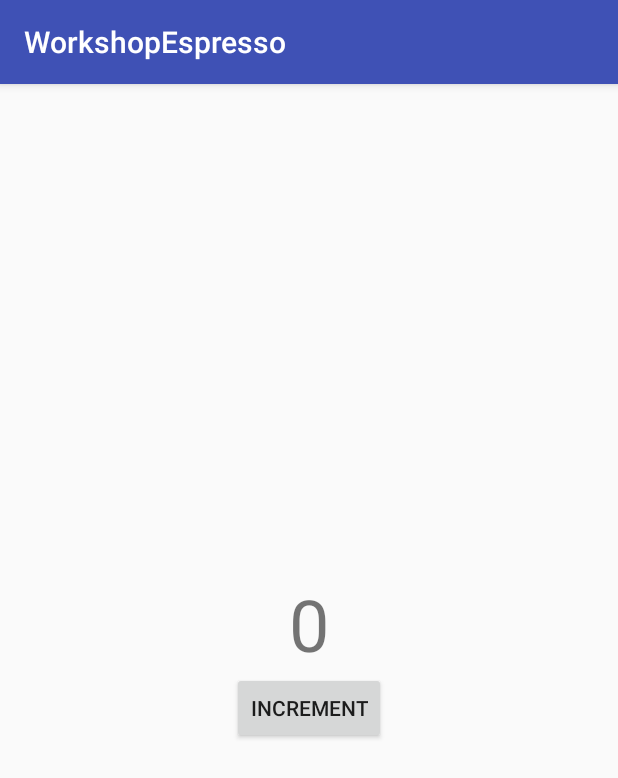
After one commit to up1/course-automated-testing-for-android-app, an Android app: the RotateScreenActivity screen opened directly, with no data from a screen before it, on a phone screen of 412 x 824 dp. The commit adds this screen. Shown: the top 778 px of the screen. Run offline under Robolectric (Android 15) with nearby library versions, the phone set to English and light mode, and no system bars.

Commit message:
Demo espresso with rotate screen

```diff
--- a/demo/WorkshopEspresso/app/src/main/AndroidManifest.xml
+++ b/demo/WorkshopEspresso/app/src/main/AndroidManifest.xml
@@ -20,6 +20,7 @@
         <activity android:name=".HelloActivity" />
         <activity android:name=".ToolbarActivity" />
         <activity android:name=".NumberListviewActivity" />
+        <activity android:name=".RotateScreenActivity"></activity>
     </application>
 
 </manifest>
--- a/demo/WorkshopEspresso/app/src/main/java/demo/somkiat/workshopespresso/MainActivity.java
+++ b/demo/WorkshopEspresso/app/src/main/java/demo/somkiat/workshopespresso/MainActivity.java
@@ -29,4 +29,8 @@ public class MainActivity extends AppCompatActivity {
     }
 
 
+    public void rotateScreen(View view) {
+        Intent intent = new Intent(this, RotateScreenActivity.class);
+        startActivity(intent);
+    }
 }
--- /dev/null
+++ b/demo/WorkshopEspresso/app/src/main/java/demo/somkiat/workshopespresso/RotateScreenActivity.java
@@ -0,0 +1,41 @@
+package demo.somkiat.workshopespresso;
+
+import android.os.Bundle;
+import android.support.v7.app.AppCompatActivity;
+import android.view.View;
+import android.widget.TextView;
+
+public class RotateScreenActivity extends AppCompatActivity {
+
+    private static final String KEY_COUNT = "count";
+
+    private int count = 0;
+    private TextView countView;
+
+    @Override
+    protected void onCreate(Bundle savedInstanceState) {
+        super.onCreate(savedInstanceState);
+        setContentView(R.layout.activity_rotate_screen);countView = (TextView) findViewById(R.id.count);
+
+        if (savedInstanceState != null) {
+            count = savedInstanceState.getInt(KEY_COUNT, 0);
+        }
+
+        updateCount();
+    }
+
+    @Override
+    protected void onSaveInstanceState(Bundle outState) {
+        super.onSaveInstanceState(outState);
+        outState.putInt(KEY_COUNT, count);
+    }
+
+    public void increment(View v) {
+        count += 1;
+        updateCount();
+    }
+
+    private void updateCount() {
+        countView.setText(String.valueOf(count));
+    }
+}
--- /dev/null
+++ b/demo/WorkshopEspresso/app/src/main/res/layout/activity_rotate_screen.xml
@@ -0,0 +1,24 @@
+<?xml version="1.0" encoding="utf-8"?>
+<LinearLayout
+    xmlns:android="http://schemas.android.com/apk/res/android"
+    xmlns:tools="http://schemas.android.com/tools"
+    android:layout_width="wrap_content"
+    android:layout_height="wrap_content"
+    android:layout_gravity="center"
+    android:gravity="center_horizontal"
+    android:orientation="vertical"
+    android:text="@string/increment"
+    android:onClick="increment"
+    tools:context=".MainActivity">
+    <TextView
+        android:id="@+id/count"
+        android:layout_width="wrap_content"
+        android:layout_height="wrap_content"
+        android:textSize="48sp"/>
+    <Button
+        android:id="@+id/increment_button"
+        android:layout_width="wrap_content"
+        android:layout_height="wrap_content"
+        android:text="@string/increment"
+        android:onClick="increment"/>
+</LinearLayout>
--- a/demo/WorkshopEspresso/app/src/main/res/values/strings.xml
+++ b/demo/WorkshopEspresso/app/src/main/res/values/strings.xml
@@ -6,4 +6,5 @@
     <string name="hello">สวัสดี</string>
     <string name="disable">Enable/Disable</string>
     <string name="my_title">Hello my title</string>
+    <string name="increment">Increment</string>
 </resources>
```
Also changed, not shown: demo/WorkshopEspresso/app/src/main/res/layout/activity_main.xml (+7 -0 lines), 1 other file.
